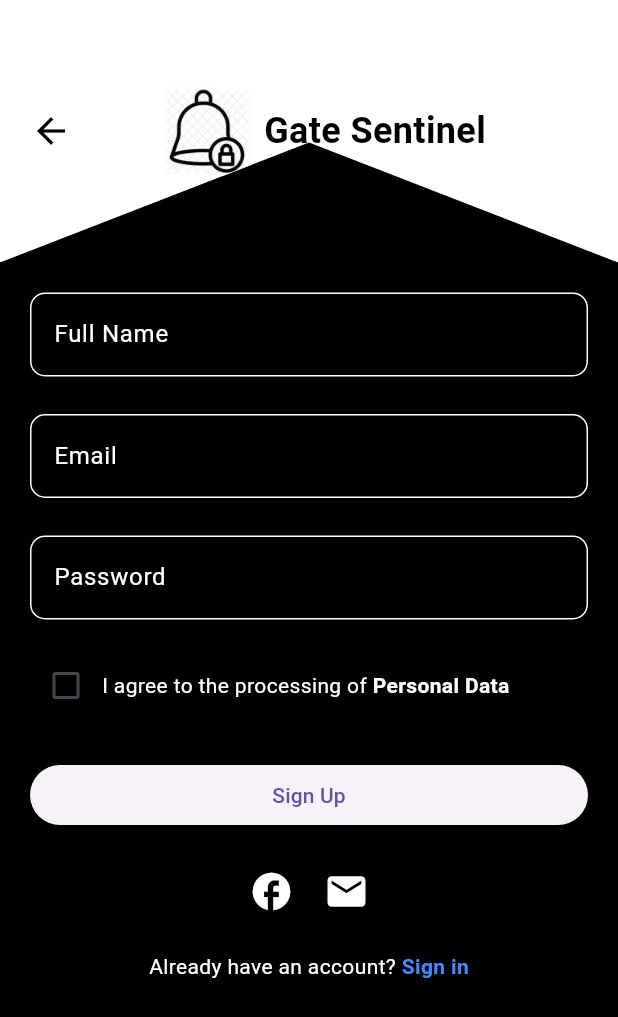
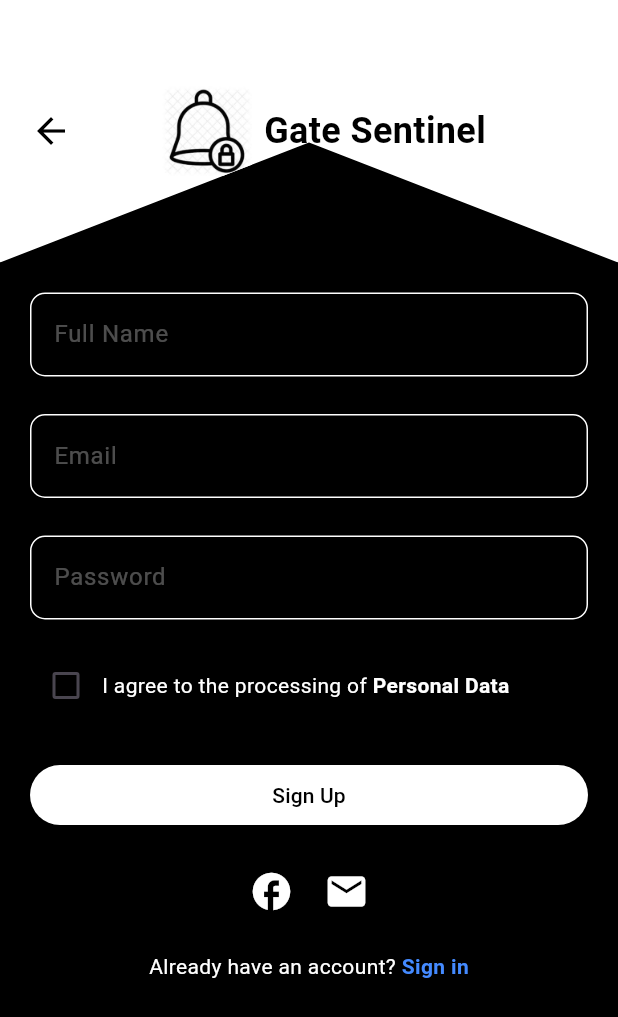
Before and after one commit to Vineth-R/gate_sentinal-app, a Flutter app: the LoginPage screen opened directly, after a tap on "Sign In", after a tap on "Sign up", on a phone screen of 412 x 824 dp. Shown: the top 1017 px of the screen. Run offline on Flutter 3.47's test engine with Material 3 defaults, Android fonts, the phone set to English and light mode, and no system bars; our stand-ins replace firebase_auth, firebase_core, google_fonts; accounts and stored records are empty; Roboto replaces fonts that are missing (Acme).

Commit message:
Updated signup page

```diff
--- a/lib/Main_pages/loginpage.dart
+++ b/lib/Main_pages/loginpage.dart
@@ -1,6 +1,6 @@
 import 'package:firebase_auth/firebase_auth.dart';
 import 'package:flutter/material.dart';
-import 'package:gate_sentinal/Main_pages/forgetpassword.dart';
+import 'package:gate_sentinal/Main_pages/forgotpassword.dart';
 import 'package:gate_sentinal/Main_pages/signup_page.dart';
 import 'package:gate_sentinal/Pages/home.dart';
 import 'package:google_fonts/google_fonts.dart';
@@ -120,13 +120,13 @@ class _LoginPageState extends State<LoginPage> {
                         activeColor: Colors.white,
                         checkColor: Colors.black,
                       ),
-                      const Text('Remember me', style: TextStyle(color: Colors.white70)),
+                      const Text('Remember me', style: TextStyle(color: Colors.white)),
                     ],
                   ),
                   GestureDetector(
                     onTap: () => Navigator.push(
                       context,
-                      MaterialPageRoute(builder: (context) => const Forgetpassword()),
+                      MaterialPageRoute(builder: (context) => const ForgotPassword()),
                     ),
                     child: const Text(
                       'Forgot password?',
@@ -155,12 +155,12 @@ class _LoginPageState extends State<LoginPage> {
               Row(
                 mainAxisAlignment: MainAxisAlignment.center,
                 children: [
-                  Expanded(child: Divider(thickness: 0.7, color: Colors.grey.withOpacity(0.5))),
+                  Expanded(child: Divider(thickness: 0.7, color: Colors.grey)),
                   const Padding(
                     padding: EdgeInsets.symmetric(horizontal: 10),
                     child: Text('Sign in with', style: TextStyle(color: Colors.white70)),
                   ),
-                  Expanded(child: Divider(thickness: 0.7, color: Colors.grey.withOpacity(0.5))),
+                  Expanded(child: Divider(thickness: 0.7, color: Colors.grey)),
                 ],
               ),
               const SizedBox(height: 25.0),
@@ -198,7 +198,7 @@ class _LoginPageState extends State<LoginPage> {
       decoration: InputDecoration(
         labelText: label,
         hintText: hint,
-        hintStyle: const TextStyle(color: Colors.white70),
+        hintStyle: const TextStyle(color: Colors.white),
         border: OutlineInputBorder(
           borderSide: const BorderSide(color: Colors.white),
           borderRadius: BorderRadius.circular(10),
--- a/lib/Main_pages/signup_page.dart
+++ b/lib/Main_pages/signup_page.dart
@@ -156,8 +156,13 @@ class _SignupPageState extends State<SignupPage> {
               SizedBox(
                 width: double.infinity,
                 child: ElevatedButton(
-                  onPressed: registration,
-                  child: const Text('Sign Up'),
+                  onPressed: registration, style: ElevatedButton.styleFrom(
+                    backgroundColor: Colors.white,
+                    foregroundColor: Colors.black,
+                    shape: RoundedRectangleBorder(borderRadius: BorderRadius.circular(30)),
+                  ),
+                  child: const Text('Sign Up')
+                  ,
                 ),
               ),
               const SizedBox(height: 25.0),
@@ -205,7 +210,7 @@ class _SignupPageState extends State<SignupPage> {
       decoration: InputDecoration(
         labelText: label,
         hintText: hint,
-        labelStyle: const TextStyle(color: Colors.white),
+        labelStyle: const TextStyle(color: Colors.white30),
         hintStyle: const TextStyle(color: Colors.white70),
         border: OutlineInputBorder(
           borderSide: const BorderSide(color: Colors.white),
@@ -216,7 +221,7 @@ class _SignupPageState extends State<SignupPage> {
           borderRadius: BorderRadius.circular(10),
         ),
         focusedBorder: OutlineInputBorder(
-          borderSide: const BorderSide(color: Colors.blueAccent),
+          borderSide: const BorderSide(color: Colors.white),
           borderRadius: BorderRadius.circular(10),
         ),
       ),
```
Also changed, not shown: lib/Main_pages/forgotpassword.dart (+138 -25 lines).
